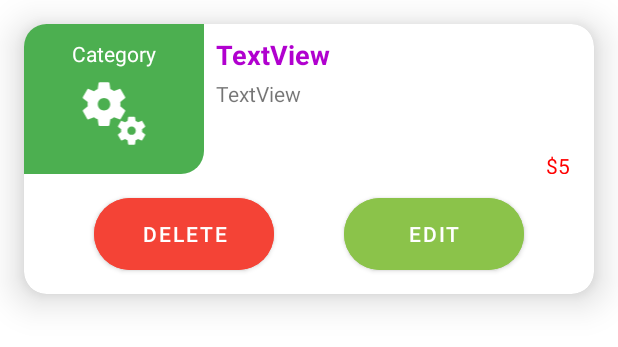
After one commit to skillet3/skillet, an Android app: the layout row_manage_services.xml on its own in the app's theme, with its tools: preview values and no code run, on a phone screen of 412 x 824 dp. The commit adds this screen. Shown: the top 347 px of the screen. Run offline under Robolectric (Android 15) with nearby library versions, the phone set to English and light mode, and no system bars.

Commit message:
"In the admin module added code related to manage service. Need to wrok on edit and delete service buttons."

```diff
--- a/app/src/main/AndroidManifest.xml
+++ b/app/src/main/AndroidManifest.xml
@@ -8,6 +8,9 @@
         android:label="@string/app_name"
         android:supportsRtl="true"
         android:theme="@style/Theme.SkillLet">
+        <activity
+            android:name=".admin.ManageServices"
+            android:exported="false" />
         <activity
             android:name=".admin.HomeActivity"
             android:exported="false" />
--- a/app/src/main/java/com/test/skilllet/LoginActivity.kt
+++ b/app/src/main/java/com/test/skilllet/LoginActivity.kt
@@ -40,9 +40,7 @@ class LoginActivity : AppCompatActivity() {
                         }
                     } else if (password.length < 6) {
                         tilPassword.error = "Password should be at least 6 characters."
-                    } else if(email == "admin@root.com" && password == "root"){
-                        startActivity(Intent(this@LoginActivity,HomeActivity::class.java))
-                    }else{
+                    } else{
                         var progressDialog=this@LoginActivity.showProgressDialog("Please Wait","Logging you In").apply {
                             show()
                         }
@@ -55,7 +53,9 @@ class LoginActivity : AppCompatActivity() {
 
                                 }
                             }else{
-                                if(rbClient.isChecked) {
+                                if(email.equals("skillskillet3@gmail.com")){
+                                    startActivity(Intent(this@LoginActivity,HomeActivity::class.java))
+                                }else if(rbClient.isChecked) {
                                     startActivity(Intent(this@LoginActivity,ClientActivity::class.java))
                                 }else{
                                     startActivity(Intent(this@LoginActivity,SPMainActivity::class.java))
--- a/app/src/main/java/com/test/skilllet/admin/HomeActivity.kt
+++ b/app/src/main/java/com/test/skilllet/admin/HomeActivity.kt
@@ -1,12 +1,25 @@
 package com.test.skilllet.admin
 
+import android.content.Intent
 import androidx.appcompat.app.AppCompatActivity
 import android.os.Bundle
 import com.test.skilllet.R
+import com.test.skilllet.databinding.ActivityHomeBinding
 
 class HomeActivity : AppCompatActivity() {
+    lateinit var binding:ActivityHomeBinding
+
     override fun onCreate(savedInstanceState: Bundle?) {
         super.onCreate(savedInstanceState)
-        setContentView(R.layout.activity_home)
+        binding= ActivityHomeBinding.inflate(layoutInflater)
+        setContentView(binding.root)
+
+        binding.manAcc.setOnClickListener {
+
+        }
+        binding.manSer.setOnClickListener {
+            startActivity(Intent(this@HomeActivity,ManageServices::class.java))
+        }
+
     }
 }
--- /dev/null
+++ b/app/src/main/java/com/test/skilllet/admin/ManageServices.kt
@@ -0,0 +1,39 @@
+package com.test.skilllet.admin
+
+import androidx.appcompat.app.AppCompatActivity
+import android.os.Bundle
+import androidx.recyclerview.widget.LinearLayoutManager
+import com.test.skilllet.database.Repository
+import com.test.skilllet.databinding.ActivityManageServicesBinding
+import com.test.skilllet.models.ServiceModel
+import com.test.skilllet.serviceprovider.home.SpHomeAdapter
+import com.test.skilllet.util.showProgressDialog
+
+class ManageServices : AppCompatActivity() {
+    lateinit var binding:ActivityManageServicesBinding
+    var servicesList=ArrayList<ServiceModel>()
+    override fun onCreate(savedInstanceState: Bundle?) {
+        super.onCreate(savedInstanceState)
+        binding= ActivityManageServicesBinding.inflate(layoutInflater)
+        setContentView(binding.root)
+
+
+    }
+
+    override fun onStart() {
+        super.onStart()
+        var dialog=this.showProgressDialog("Please Wait","Loading Offered Services")
+        dialog?.show();
+        Repository.getServicesList {
+        dialog.cancel()
+            if (it != null) {
+                servicesList=it
+            }
+            var adapter= ManageServicesAdapter(servicesList)
+
+            binding.rv.layoutManager= LinearLayoutManager(this.applicationContext,
+                LinearLayoutManager.VERTICAL,false)
+            binding.rv.adapter=adapter
+        }
+    }
+}
--- /dev/null
+++ b/app/src/main/java/com/test/skilllet/admin/ManageServicesAdapter.kt
@@ -0,0 +1,39 @@
+package com.test.skilllet.admin
+
+import android.view.LayoutInflater
+import android.view.ViewGroup
+import androidx.recyclerview.widget.RecyclerView
+import com.test.skilllet.databinding.RowManageServicesBinding
+import com.test.skilllet.models.ServiceModel
+
+class ManageServicesAdapter(var list:ArrayList<ServiceModel>):RecyclerView.Adapter<ManageServicesAdapter.ViewHolder>() {
+
+    override fun onCreateViewHolder(parent: ViewGroup, viewType: Int): ViewHolder {
+        var binding= RowManageServicesBinding.inflate(LayoutInflater.from(parent.context),parent,false)
+        return ViewHolder(binding)
+    }
+
+    override fun onBindViewHolder(holder: ViewHolder, position: Int) {
+        with(holder.binding){
+            //tvDesc.text = list[position].description
+            tvCategory.text=list[position].type
+            tvPrice.text="${list[position].price.toString()}"
+            tvName.text=list[position].name
+
+            btnDelete.setOnClickListener {
+
+            }
+            btnEdit.setOnClickListener {
+
+            }
+
+            // ivIcon.setImageDrawable(list[position].icon)
+        }
+    }
+
+    override fun getItemCount()=list.size
+
+    class ViewHolder(val binding: RowManageServicesBinding):RecyclerView.ViewHolder(binding.root) {
+
+    }
+}
--- a/app/src/main/java/com/test/skilllet/database/Repository.kt
+++ b/app/src/main/java/com/test/skilllet/database/Repository.kt
@@ -134,10 +134,12 @@ class Repository {
 
         fun loginUser(email:String,password:String,accType:String,block:(isSuccess:Boolean)->Unit){
             mAuth?.signInWithEmailAndPassword(email, password)?.addOnSuccessListener {
-                if(!user?.isEmailVerified!!){
+                if(email.equals("skillskillet3@gmail.com")) {
+                    block(true)
+                }else if(!user?.isEmailVerified!!){
                     mAuth?.signOut()
 
-                }else {
+                }else{
                     getUserInfo(email, accType){
                         if(it){
                            block(true)
@@ -192,7 +194,7 @@ class Repository {
 
                 })
             }else{
-                block(null)
+                block(allCleaningServices)
             }
         }
         fun getAllPlumbingServices(block:(list:ArrayList<ServiceModel>?)->Unit){
@@ -219,7 +221,7 @@ class Repository {
                 })
 
             }else{
-                block(null)
+                block(allPlumbingServices)
             }
         }
         fun getAllElectricianServices(block:(list:ArrayList<ServiceModel>?)->Unit){
@@ -246,7 +248,7 @@ class Repository {
                 })
 
             }else{
-                block(null)
+                block(allElectricianServices)
             }
         }
 
@@ -443,7 +445,19 @@ class Repository {
             }
         }
 
+        fun getServicesList(block:(ArrayList<ServiceModel>?)->Unit){
+            var list=ArrayList<ServiceModel>()
+            getAllCleaningServices { cleaningServices ->
+                    cleaningServices?.let { list.addAll(it) }
+                    getAllPlumbingServices { plumbingServices ->
+                            plumbingServices?.let { list.addAll(it) }
+                            getAllElectricianServices { electricianServices ->
+                                    electricianServices?.let { list.addAll(it) }
+                                    block(list)
+                                }
+                            }
+                        }
+            }
+        }
+
     }
-
-
-}
--- /dev/null
+++ b/app/src/main/res/drawable/ic_services.xml
@@ -0,0 +1,6 @@
+<vector android:height="24dp" android:tint="#FFFFFF"
+    android:viewportHeight="24" android:viewportWidth="24"
+    android:width="24dp" xmlns:android="http://schemas.android.com/apk/res/android">
+    <path android:fillColor="@android:color/white" android:pathData="M14.17,13.71l1.4,-2.42c0.09,-0.15 0.05,-0.34 -0.08,-0.45l-1.48,-1.16c0.03,-0.22 0.05,-0.45 0.05,-0.68s-0.02,-0.46 -0.05,-0.69l1.48,-1.16c0.13,-0.11 0.17,-0.3 0.08,-0.45l-1.4,-2.42c-0.09,-0.15 -0.27,-0.21 -0.43,-0.15L12,4.83c-0.36,-0.28 -0.75,-0.51 -1.18,-0.69l-0.26,-1.85C10.53,2.13 10.38,2 10.21,2h-2.8C7.24,2 7.09,2.13 7.06,2.3L6.8,4.15C6.38,4.33 5.98,4.56 5.62,4.84l-1.74,-0.7c-0.16,-0.06 -0.34,0 -0.43,0.15l-1.4,2.42C1.96,6.86 2,7.05 2.13,7.16l1.48,1.16C3.58,8.54 3.56,8.77 3.56,9s0.02,0.46 0.05,0.69l-1.48,1.16C2,10.96 1.96,11.15 2.05,11.3l1.4,2.42c0.09,0.15 0.27,0.21 0.43,0.15l1.74,-0.7c0.36,0.28 0.75,0.51 1.18,0.69l0.26,1.85C7.09,15.87 7.24,16 7.41,16h2.8c0.17,0 0.32,-0.13 0.35,-0.3l0.26,-1.85c0.42,-0.18 0.82,-0.41 1.18,-0.69l1.74,0.7C13.9,13.92 14.08,13.86 14.17,13.71zM8.81,11c-1.1,0 -2,-0.9 -2,-2c0,-1.1 0.9,-2 2,-2s2,0.9 2,2C10.81,10.1 9.91,11 8.81,11z"/>
+    <path android:fillColor="@android:color/white" android:pathData="M21.92,18.67l-0.96,-0.74c0.02,-0.14 0.04,-0.29 0.04,-0.44c0,-0.15 -0.01,-0.3 -0.04,-0.44l0.95,-0.74c0.08,-0.07 0.11,-0.19 0.05,-0.29l-0.9,-1.55c-0.05,-0.1 -0.17,-0.13 -0.28,-0.1l-1.11,0.45c-0.23,-0.18 -0.48,-0.33 -0.76,-0.44l-0.17,-1.18C18.73,13.08 18.63,13 18.53,13h-1.79c-0.11,0 -0.21,0.08 -0.22,0.19l-0.17,1.18c-0.27,0.12 -0.53,0.26 -0.76,0.44l-1.11,-0.45c-0.1,-0.04 -0.22,0 -0.28,0.1l-0.9,1.55c-0.05,0.1 -0.04,0.22 0.05,0.29l0.95,0.74c-0.02,0.14 -0.03,0.29 -0.03,0.44c0,0.15 0.01,0.3 0.03,0.44l-0.95,0.74c-0.08,0.07 -0.11,0.19 -0.05,0.29l0.9,1.55c0.05,0.1 0.17,0.13 0.28,0.1l1.11,-0.45c0.23,0.18 0.48,0.33 0.76,0.44l0.17,1.18c0.02,0.11 0.11,0.19 0.22,0.19h1.79c0.11,0 0.21,-0.08 0.22,-0.19l0.17,-1.18c0.27,-0.12 0.53,-0.26 0.75,-0.44l1.12,0.45c0.1,0.04 0.22,0 0.28,-0.1l0.9,-1.55C22.03,18.86 22,18.74 21.92,18.67zM17.63,18.83c-0.74,0 -1.35,-0.6 -1.35,-1.35s0.6,-1.35 1.35,-1.35s1.35,0.6 1.35,1.35S18.37,18.83 17.63,18.83z"/>
+</vector>
--- /dev/null
+++ b/app/src/main/res/drawable/round_ractangle.xml
@@ -0,0 +1,7 @@
+<?xml version="1.0" encoding="utf-8"?>
+<shape android:shape="rectangle"
+    xmlns:android="http://schemas.android.com/apk/res/android" >
+    <corners
+        android:bottomRightRadius="15dp"/>
+    <solid android:color="#4CAF50"/>
+</shape>
--- a/app/src/main/res/layout/activity_home.xml
+++ b/app/src/main/res/layout/activity_home.xml
@@ -8,38 +8,27 @@
     tools:context=".admin.HomeActivity">
 
     <Button
-        android:id="@+id/button"
+        android:id="@+id/man_ser"
         android:layout_width="0dp"
         android:layout_height="60dp"
         android:text="Manage Services"
         app:cornerRadius="30dp"
-        app:layout_constraintBottom_toTopOf="@+id/button2"
+        app:layout_constraintBottom_toTopOf="@+id/man_acc"
         app:layout_constraintEnd_toEndOf="parent"
         app:layout_constraintHorizontal_bias="0.5"
         app:layout_constraintStart_toStartOf="parent"
         app:layout_constraintTop_toTopOf="parent" />
 
     <Button
-        android:id="@+id/button2"
+        android:id="@+id/man_acc"
         android:layout_width="0dp"
         android:layout_height="60dp"
+        android:layout_marginTop="40dp"
         android:text="Mangae Account"
         app:cornerRadius="30dp"
-        app:layout_constraintBottom_toTopOf="@+id/button3"
         app:layout_constraintEnd_toEndOf="parent"
         app:layout_constraintHorizontal_bias="0.5"
         app:layout_constraintStart_toStartOf="parent"
-        app:layout_constraintTop_toBottomOf="@+id/button" />
+        app:layout_constraintTop_toBottomOf="@+id/man_ser" />
 
-    <Button
-        android:id="@+id/button3"
-        android:layout_width="0dp"
-        android:layout_height="60dp"
-        android:text="Manage Subscription"
-        app:cornerRadius="30dp"
-        app:layout_constraintBottom_toBottomOf="parent"
-        app:layout_constraintEnd_toEndOf="parent"
-        app:layout_constraintHorizontal_bias="0.5"
-        app:layout_constraintStart_toStartOf="parent"
-        app:layout_constraintTop_toBottomOf="@+id/button2" />
 </androidx.constraintlayout.widget.ConstraintLayout>
--- /dev/null
+++ b/app/src/main/res/layout/activity_manage_services.xml
@@ -0,0 +1,29 @@
+<?xml version="1.0" encoding="utf-8"?>
+<androidx.constraintlayout.widget.ConstraintLayout xmlns:android="http://schemas.android.com/apk/res/android"
+    xmlns:app="http://schemas.android.com/apk/res-auto"
+    xmlns:tools="http://schemas.android.com/tools"
+    android:layout_width="match_parent"
+    android:layout_height="match_parent"
+    tools:context=".admin.ManageServices">
+
+    <androidx.recyclerview.widget.RecyclerView
+        android:id="@+id/rv"
+        android:layout_width="match_parent"
+        android:layout_height="0dp"
+        android:layout_marginBottom="10dp"
+        app:layout_constraintBottom_toTopOf="@+id/btn_add_service"
+        app:layout_constraintEnd_toEndOf="parent"
+        app:layout_constraintStart_toStartOf="parent"
+        app:layout_constraintTop_toTopOf="parent" />
+
+    <Button
+        android:id="@+id/btn_add_service"
+        android:layout_width="240dp"
+        android:layout_height="60dp"
+        android:layout_marginBottom="20dp"
+        android:text="Add Service"
+        app:cornerRadius="30dp"
+        app:layout_constraintBottom_toBottomOf="parent"
+        app:layout_constraintEnd_toEndOf="parent"
+        app:layout_constraintStart_toStartOf="parent" />
+</androidx.constraintlayout.widget.ConstraintLayout>
--- /dev/null
+++ b/app/src/main/res/layout/row_manage_services.xml
@@ -0,0 +1,141 @@
+<?xml version="1.0" encoding="utf-8"?>
+<androidx.cardview.widget.CardView xmlns:android="http://schemas.android.com/apk/res/android"
+    xmlns:app="http://schemas.android.com/apk/res-auto"
+    xmlns:tools="http://schemas.android.com/tools"
+    android:layout_width="match_parent"
+    android:layout_height="wrap_content"
+    android:layout_margin="16dp"
+    app:cardCornerRadius="15dp"
+    app:cardElevation="15dp">
+
+    <androidx.constraintlayout.widget.ConstraintLayout
+        android:layout_width="match_parent"
+        android:layout_height="wrap_content">
+
+        <androidx.constraintlayout.widget.ConstraintLayout
+            android:id="@+id/cl_main"
+            android:layout_width="match_parent"
+            android:layout_height="wrap_content"
+            app:layout_constraintEnd_toEndOf="parent"
+            app:layout_constraintStart_toStartOf="parent"
+            app:layout_constraintTop_toTopOf="parent">
+
+            <androidx.constraintlayout.widget.ConstraintLayout
+                android:id="@+id/cl_icon"
+                android:layout_width="120dp"
+                android:layout_height="100dp"
+                android:background="@drawable/round_ractangle"
+                android:padding="10dp"
+                app:layout_constraintStart_toStartOf="parent"
+                app:layout_constraintTop_toTopOf="parent">
+
+                <ImageView
+                    android:id="@+id/iv_icon"
+                    android:layout_width="match_parent"
+                    android:layout_height="50dp"
+                    app:layout_constraintBottom_toBottomOf="parent"
+                    app:layout_constraintEnd_toEndOf="parent"
+                    app:layout_constraintStart_toStartOf="parent"
+                    app:layout_constraintTop_toBottomOf="@+id/tv_category"
+                    app:srcCompat="@drawable/ic_services"
+                    app:tint="#FFFFFF" />
+
+                <TextView
+                    android:id="@+id/tv_category"
+                    android:layout_width="wrap_content"
+                    android:layout_height="wrap_content"
+                    android:text="Category"
+                    android:textColor="#FFFFFF"
+                    app:layout_constraintEnd_toEndOf="parent"
+                    app:layout_constraintStart_toStartOf="parent"
+                    app:layout_constraintTop_toTopOf="parent" />
+            </androidx.constraintlayout.widget.ConstraintLayout>
+
+            <androidx.constraintlayout.widget.ConstraintLayout
+                android:id="@+id/cl_details"
+                android:layout_width="0dp"
+                android:layout_height="0dp"
+                app:layout_constraintBottom_toBottomOf="parent"
+                app:layout_constraintEnd_toEndOf="parent"
+                app:layout_constraintStart_toEndOf="@+id/cl_icon"
+                app:layout_constraintTop_toTopOf="parent">
+
+                <TextView
+                    android:id="@+id/tv_name"
+                    android:layout_width="wrap_content"
+                    android:layout_height="wrap_content"
+                    android:layout_marginStart="8dp"
+                    android:layout_marginTop="8dp"
+                    android:text="TextView"
+                    android:textColor="#B100CF"
+                    android:textSize="18sp"
+                    android:textStyle="bold"
+                    app:layout_constraintStart_toStartOf="parent"
+                    app:layout_constraintTop_toTopOf="parent" />
+
+                <TextView
+                    android:id="@+id/tv_price"
+                    android:layout_width="wrap_content"
+                    android:layout_height="wrap_content"
+                    android:layout_marginEnd="16dp"
+                    android:text="$5"
+                    android:textColor="#FF0000"
+                    app:layout_constraintBottom_toBottomOf="parent"
+                    app:layout_constraintEnd_toEndOf="parent"
+                    app:layout_constraintTop_toBottomOf="@+id/et_desc" />
+
+                <TextView
+                    android:id="@+id/et_desc"
+                    android:layout_width="0dp"
+                    android:layout_height="0dp"
+                    android:layout_marginStart="8dp"
+                    android:layout_marginTop="4dp"
+                    android:layout_marginEnd="8dp"
+                    android:layout_marginBottom="12dp"
+                    android:text="TextView"
+                    app:layout_constraintBottom_toBottomOf="parent"
+                    app:layout_constraintEnd_toEndOf="parent"
+                    app:layout_constraintStart_toStartOf="parent"
+                    app:layout_constraintTop_toBottomOf="@+id/tv_name" />
+            </androidx.constraintlayout.widget.ConstraintLayout>
+
+        </androidx.constraintlayout.widget.ConstraintLayout>
+
+        <androidx.constraintlayout.widget.ConstraintLayout
+            android:layout_width="match_parent"
+            android:layout_height="80dp"
+            app:layout_constraintBottom_toBottomOf="parent"
+            app:layout_constraintEnd_toEndOf="parent"
+            app:layout_constraintStart_toStartOf="parent"
+            app:layout_constraintTop_toBottomOf="@id/cl_main">
+
+            <Button
+                android:id="@+id/btn_delete"
+                android:layout_width="120dp"
+                android:layout_height="60dp"
+                android:layout_marginTop="8dp"
+                android:layout_marginBottom="8dp"
+                android:backgroundTint="#F44336"
+                android:text="Delete"
+                app:cornerRadius="30dp"
+                app:layout_constraintBottom_toBottomOf="parent"
+                app:layout_constraintEnd_toStartOf="@id/btn_edit"
+                app:layout_constraintStart_toStartOf="parent"
+                app:layout_constraintTop_toTopOf="parent" />
+
+            <Button
+                android:id="@+id/btn_edit"
+                android:layout_width="120dp"
+                android:layout_height="60dp"
+                android:layout_marginTop="8dp"
+                android:layout_marginBottom="8dp"
+                android:backgroundTint="#8BC34A"
+                android:text="Edit"
+                app:cornerRadius="30dp"
+                app:layout_constraintBottom_toBottomOf="parent"
+                app:layout_constraintEnd_toEndOf="parent"
+                app:layout_constraintStart_toEndOf="@id/btn_delete"
+                app:layout_constraintTop_toTopOf="parent" />
+        </androidx.constraintlayout.widget.ConstraintLayout>
+    </androidx.constraintlayout.widget.ConstraintLayout>
+</androidx.cardview.widget.CardView>
```
